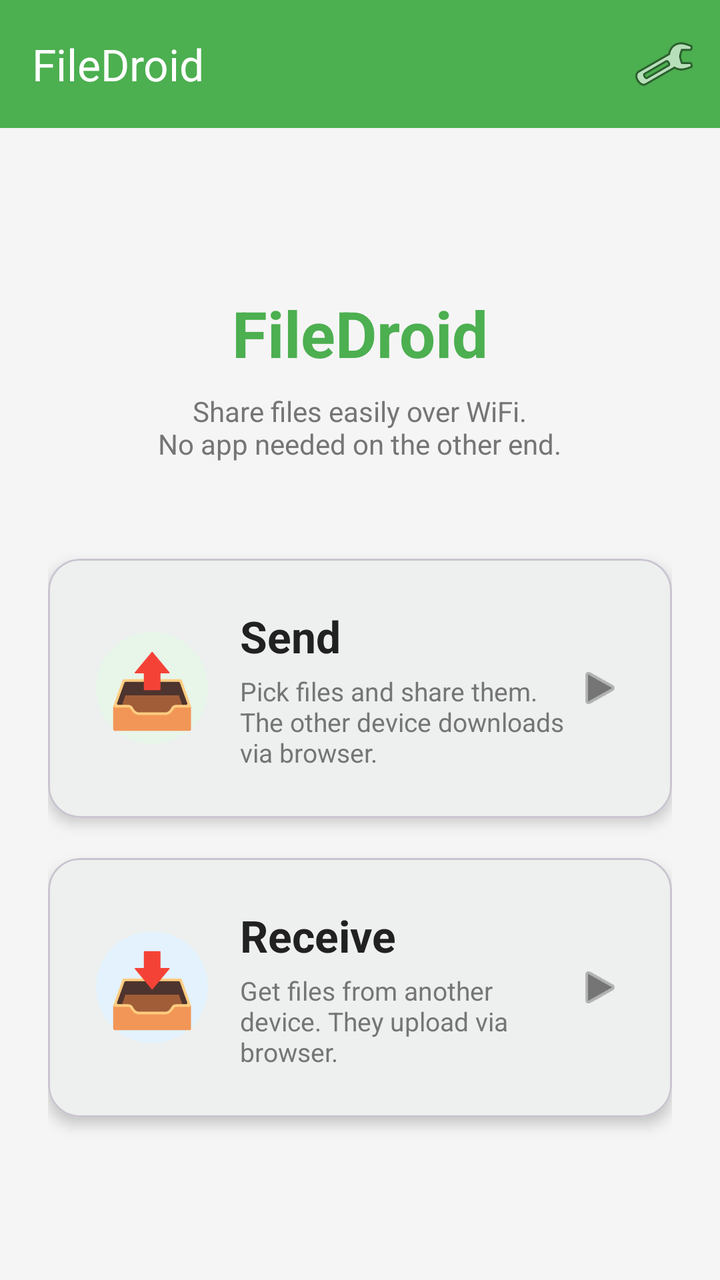
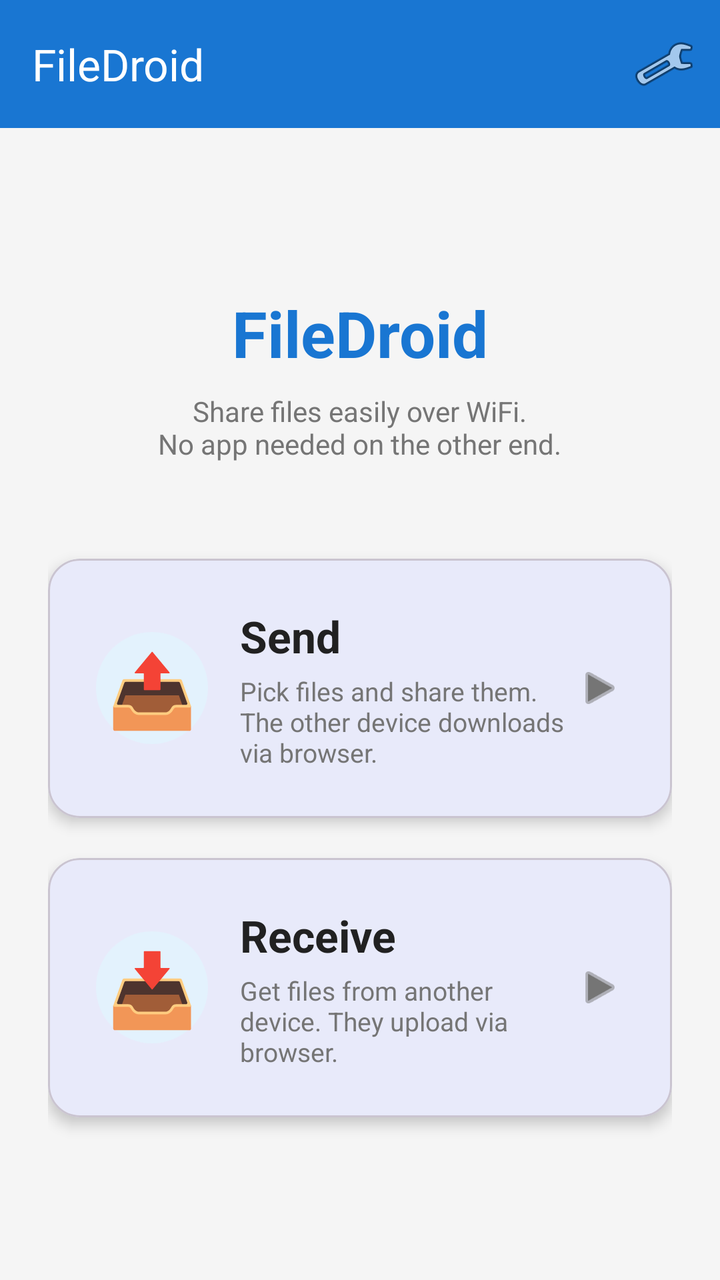

The first picture is an Android layout as it rendered before a commit; the second is the same layout after the commit. The layout source and the unified diff follow.
<!-- AndroidManifest.xml: application theme Theme.FileDroid -->
<!-- res/layout/activity_home.xml -->
<?xml version="1.0" encoding="utf-8"?>
<androidx.coordinatorlayout.widget.CoordinatorLayout
    xmlns:android="http://schemas.android.com/apk/res/android"
    xmlns:app="http://schemas.android.com/apk/res-auto"
    xmlns:tools="http://schemas.android.com/tools"
    android:layout_width="match_parent"
    android:layout_height="match_parent"
    android:background="@color/background"
    tools:context=".MainActivity">

    <com.google.android.material.appbar.AppBarLayout
        android:layout_width="match_parent"
        android:layout_height="wrap_content">

        <com.google.android.material.appbar.MaterialToolbar
            android:id="@+id/toolbar"
            android:layout_width="match_parent"
            android:layout_height="?attr/actionBarSize"
            android:background="@color/primary"
            app:title="@string/app_name"
            app:titleTextColor="@color/on_primary"
            app:menu="@menu/main_menu" />

    </com.google.android.material.appbar.AppBarLayout>

    <LinearLayout
        android:layout_width="match_parent"
        android:layout_height="match_parent"
        android:orientation="vertical"
        android:gravity="center"
        android:padding="24dp"
        app:layout_behavior="@string/appbar_scrolling_view_behavior">

        
        <TextView
            android:layout_width="wrap_content"
            android:layout_height="wrap_content"
            android:text="FileDroid"
            android:textSize="32sp"
            android:textStyle="bold"
            android:textColor="@color/primary"
            android:layout_marginBottom="8dp" />

        <TextView
            android:layout_width="wrap_content"
            android:layout_height="wrap_content"
            android:text="@string/home_subtitle"
            android:textSize="14sp"
            android:textColor="@color/text_secondary"
            android:textAlignment="center"
            android:layout_marginBottom="48dp" />

        
        <com.google.android.material.card.MaterialCardView
            android:id="@+id/cardSend"
            android:layout_width="match_parent"
            android:layout_height="wrap_content"
            android:layout_marginBottom="20dp"
            android:clickable="true"
            android:focusable="true"
            app:cardElevation="4dp"
            app:cardCornerRadius="16dp"
            app:rippleColor="@color/primary_light">

            <LinearLayout
                android:layout_width="match_parent"
                android:layout_height="wrap_content"
                android:orientation="horizontal"
                android:padding="24dp"
                android:gravity="center_vertical">

                <TextView
                    android:layout_width="56dp"
                    android:layout_height="56dp"
                    android:text="📤"
                    android:textSize="36sp"
                    android:gravity="center"
                    android:background="@drawable/circle_bg_send"
                    android:layout_marginEnd="16dp" />

                <LinearLayout
                    android:layout_width="0dp"
                    android:layout_height="wrap_content"
                    android:layout_weight="1"
                    android:orientation="vertical">

                    <TextView
                        android:layout_width="wrap_content"
                        android:layout_height="wrap_content"
                        android:text="@string/send"
                        android:textSize="22sp"
                        android:textStyle="bold"
                        android:textColor="@color/on_surface" />

                    <TextView
                        android:layout_width="wrap_content"
                        android:layout_height="wrap_content"
                        android:text="@string/send_desc"
                        android:textSize="13sp"
                        android:textColor="@color/text_secondary"
                        android:layout_marginTop="4dp" />

                </LinearLayout>

                <ImageView
                    android:layout_width="24dp"
                    android:layout_height="24dp"
                    android:src="@android:drawable/ic_media_play"
                    android:contentDescription="Go"
                    app:tint="@color/text_secondary" />

            </LinearLayout>

        </com.google.android.material.card.MaterialCardView>

        
        <com.google.android.material.card.MaterialCardView
            android:id="@+id/cardReceive"
            android:layout_width="match_parent"
            android:layout_height="wrap_content"
            android:clickable="true"
            android:focusable="true"
            app:cardElevation="4dp"
            app:cardCornerRadius="16dp"
            app:rippleColor="@color/accent_light">

            <LinearLayout
                android:layout_width="match_parent"
                android:layout_height="wrap_content"
                android:orientation="horizontal"
                android:padding="24dp"
                android:gravity="center_vertical">

                <TextView
                    android:layout_width="56dp"
                    android:layout_height="56dp"
                    android:text="📥"
                    android:textSize="36sp"
                    android:gravity="center"
                    android:background="@drawable/circle_bg_receive"
                    android:layout_marginEnd="16dp" />

                <LinearLayout
                    android:layout_width="0dp"
                    android:layout_height="wrap_content"
                    android:layout_weight="1"
                    android:orientation="vertical">

                    <TextView
                        android:layout_width="wrap_content"
                        android:layout_height="wrap_content"
                        android:text="@string/receive"
                        android:textSize="22sp"
                        android:textStyle="bold"
                        android:textColor="@color/on_surface" />

                    <TextView
                        android:layout_width="wrap_content"
                        android:layout_height="wrap_content"
                        android:text="@string/receive_desc"
                        android:textSize="13sp"
                        android:textColor="@color/text_secondary"
                        android:layout_marginTop="4dp" />

                </LinearLayout>

                <ImageView
                    android:layout_width="24dp"
                    android:layout_height="24dp"
                    android:src="@android:drawable/ic_media_play"
                    android:contentDescription="Go"
                    app:tint="@color/text_secondary" />

            </LinearLayout>

        </com.google.android.material.card.MaterialCardView>

    </LinearLayout>

</androidx.coordinatorlayout.widget.CoordinatorLayout>
<!-- resources referenced by this layout -->
<resources>
  <color name="accent_light">#FFBBDEFB</color>
  <color name="background">#FFF5F5F5</color>
  <color name="on_primary">#FFFFFFFF</color>
  <color name="on_surface">#FF212121</color>
  <color name="primary">#FF4CAF50</color>
  <color name="primary_light">#FFC8E6C9</color>
  <color name="text_secondary">#FF757575</color>
  <!-- drawable circle_bg_receive (drawable) -->
  <?xml version="1.0" encoding="utf-8"?>
  <shape xmlns:android="http://schemas.android.com/apk/res/android"
      android:shape="oval">
      <solid android:color="#E3F2FD" />
  </shape>
  <!-- drawable circle_bg_send (drawable) -->
  <?xml version="1.0" encoding="utf-8"?>
  <shape xmlns:android="http://schemas.android.com/apk/res/android"
      android:shape="oval">
      <solid android:color="#E8F5E9" />
  </shape>
  <string name="app_name">FileDroid</string>
  <string name="home_subtitle">Share files easily over WiFi.\nNo app needed on the other end.</string>
  <string name="receive">Receive</string>
  <string name="receive_desc">Get files from another device. They upload via browser.</string>
  <string name="send">Send</string>
  <string name="send_desc">Pick files and share them. The other device downloads via browser.</string>
  <style name="Theme.FileDroid" parent="Theme.Material3.Light.NoActionBar">
          <item name="colorPrimary">@color/primary</item>
          <item name="colorPrimaryDark">@color/primary_dark</item>
          <item name="colorAccent">@color/accent</item>
          <item name="android:statusBarColor">@color/primary_dark</item>
      </style>
  <color name="primary_dark">#FF388E3C</color>
  <color name="accent">#FF2196F3</color>
</resources>

<!-- the commit's change to res/layout/activity_home.xml (unified diff, before → after) -->
@@ -60,7 +60,7 @@
             android:focusable="true"
             app:cardElevation="4dp"
             app:cardCornerRadius="16dp"
-            app:rippleColor="@color/primary_light">
+            app:rippleColor="@color/accent_light">
 
             <LinearLayout
                 android:layout_width="match_parent"
<!-- resource entries referenced after the edit -->
@@ -1,11 +1,10 @@
 <!-- resources referenced by this layout -->
 <resources>
-  <color name="accent_light">#FFBBDEFB</color>
+  <color name="accent_light">#FFE3F2FD</color>
   <color name="background">#FFF5F5F5</color>
   <color name="on_primary">#FFFFFFFF</color>
   <color name="on_surface">#FF212121</color>
-  <color name="primary">#FF4CAF50</color>
-  <color name="primary_light">#FFC8E6C9</color>
+  <color name="primary">#FF1976D2</color>
   <color name="text_secondary">#FF757575</color>
   <!-- drawable circle_bg_receive (drawable) -->
   <?xml version="1.0" encoding="utf-8"?>
@@ -17,7 +16,7 @@
   <?xml version="1.0" encoding="utf-8"?>
   <shape xmlns:android="http://schemas.android.com/apk/res/android"
       android:shape="oval">
-      <solid android:color="#E8F5E9" />
+      <solid android:color="#E3F2FD" />
   </shape>
   <string name="app_name">FileDroid</string>
   <string name="home_subtitle">Share files easily over WiFi.\nNo app needed on the other end.</string>
@@ -31,7 +30,7 @@
           <item name="colorAccent">@color/accent</item>
           <item name="android:statusBarColor">@color/primary_dark</item>
       </style>
-  <color name="primary_dark">#FF388E3C</color>
-  <color name="accent">#FF2196F3</color>
+  <color name="primary_dark">#FF1565C0</color>
+  <color name="accent">#FF42A5F5</color>
 </resources>
 
